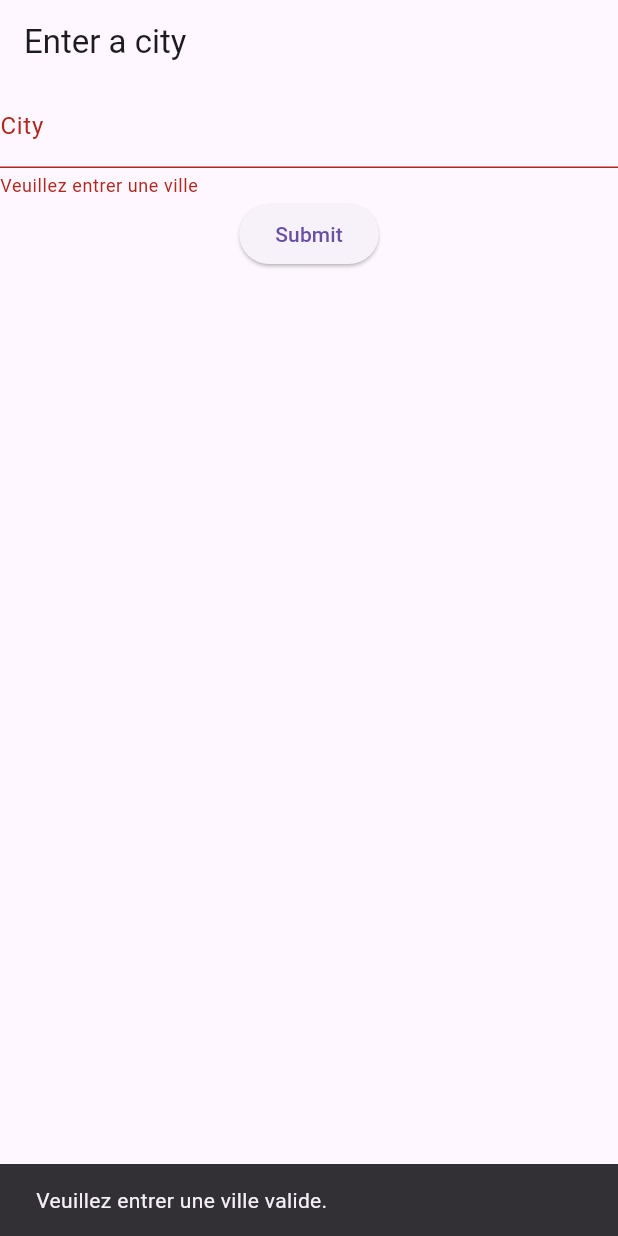
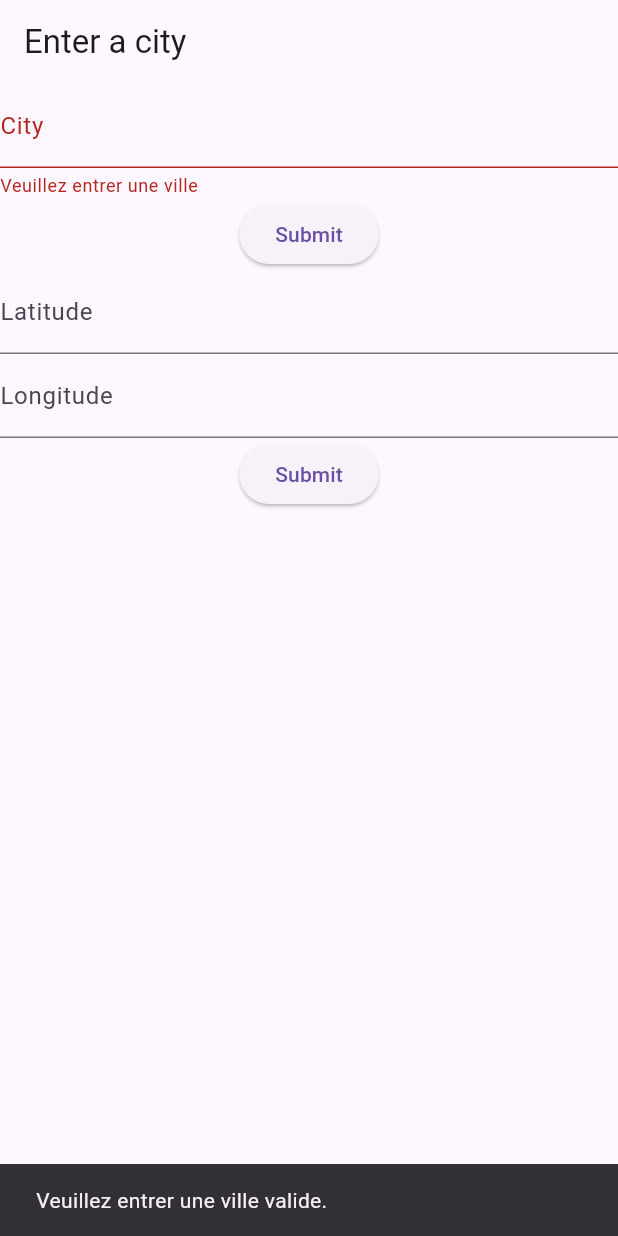
Before and after one commit to JulienJes/meteo, a Flutter app: the screen it shows after launch, after a tap on "Submit", on a phone screen of 412 x 824 dp. Run offline on Flutter 3.47's test engine with Material 3 defaults, Android fonts, the phone set to English and light mode, and no system bars; our stand-ins replace dio, flutter_dotenv, flutter_map, latlong2.

Commit message:
bycoord ok

```diff
--- a/lib/city_form.dart
+++ b/lib/city_form.dart
@@ -12,17 +12,29 @@ class CityForm extends StatefulWidget {
 }
 
 class _CityFormState extends State<CityForm> {
-  final TextEditingController _controller = TextEditingController();
-  final _formKey = GlobalKey<FormState>();
+  final TextEditingController _controllerName = TextEditingController();
+  final TextEditingController _controllerLatitude = TextEditingController();
+  final TextEditingController _controllerLongitude = TextEditingController();
+  final _formKeyName = GlobalKey<FormState>();
+  final _formKeyCoordinates = GlobalKey<FormState>();
   Future<Map<String, dynamic>>? _future;
 
-  Future<Map<String, dynamic>> _getCityWeather(String city) async {
+  Future<Map<String, dynamic>> _getCityWeatherByName(String city) async {
     var responseCity = await fetchCity(city);
     var responseWeather =
         await fetchWeather(responseCity.latitude, responseCity.longitude);
 
     return {
       'cityData': responseCity,
+      'weatherData': responseWeather,
+    };
+  }
+
+  Future<Map<String, dynamic>> _getCityWeatherByCoordinates(
+      double latitude, double longitude) async {
+    var responseWeather = await fetchWeather(latitude, longitude);
+
+    return {
       'weatherData': responseWeather,
     };
   }
@@ -37,11 +49,11 @@ class _CityFormState extends State<CityForm> {
         mainAxisAlignment: MainAxisAlignment.center,
         children: <Widget>[
           Form(
-            key: _formKey,
+            key: _formKeyName,
             child: Column(
               children: <Widget>[
                 TextFormField(
-                  controller: _controller,
+                  controller: _controllerName,
                   decoration: const InputDecoration(labelText: 'City'),
                   validator: (value) {
                     if (value == null || value.isEmpty) {
@@ -56,15 +68,75 @@ class _CityFormState extends State<CityForm> {
                 ),
                 ElevatedButton(
                   onPressed: () {
-                    if (_formKey.currentState != null &&
-                        _formKey.currentState!.validate()) {
+                    if (_formKeyName.currentState != null &&
+                        _formKeyName.currentState!.validate()) {
                       setState(() {
-                        _future = _getCityWeather(_controller.text);
+                        _future = _getCityWeatherByName(_controllerName.text);
                       });
                     } else {
                       ScaffoldMessenger.of(context).showSnackBar(
                         const SnackBar(
                           content: Text('Veuillez entrer une ville valide.'),
+                          duration: Duration(seconds: 4),
+                        ),
+                      );
+                    }
+                  },
+                  child: const Text('Submit'),
+                ),
+              ],
+            ),
+          ),
+          Form(
+            key: _formKeyCoordinates,
+            child: Column(
+              children: <Widget>[
+                Column(
+                  children: [
+                    TextFormField(
+                      controller: _controllerLatitude,
+                      decoration: const InputDecoration(labelText: 'Latitude'),
+                      validator: (value) {
+                        if (value == null || value.isEmpty) {
+                          return 'Veuillez entrer une coordonnée';
+                        }
+                        final regex = RegExp(r'^[0-9]+(\.[0-9]+)?$');
+                        if (!regex.hasMatch(value)) {
+                          return 'Veuillez entrer une coordonnée valide';
+                        }
+                        return null;
+                      },
+                    ),
+                    TextFormField(
+                      controller: _controllerLongitude,
+                      decoration: const InputDecoration(labelText: 'Longitude'),
+                      validator: (value) {
+                        if (value == null || value.isEmpty) {
+                          return 'Veuillez entrer une coordonnée';
+                        }
+                        final regex = RegExp(r'^[0-9]+(\.[0-9]+)?$');
+                        if (!regex.hasMatch(value)) {
+                          return 'Veuillez entrer une coordonnée valide';
+                        }
+                        return null;
+                      },
+                    ),
+                  ],
+                ),
+                ElevatedButton(
+                  onPressed: () {
+                    if (_formKeyCoordinates.currentState != null &&
+                        _formKeyCoordinates.currentState!.validate()) {
+                      setState(() {
+                        _future = _getCityWeatherByCoordinates(
+                            double.parse(_controllerLatitude.text),
+                            double.parse(_controllerLongitude.text));
+                      });
+                    } else {
+                      ScaffoldMessenger.of(context).showSnackBar(
+                        const SnackBar(
+                          content:
+                              Text('Veuillez entrer des coordonnées valides.'),
                           duration: Duration(seconds: 4),
                         ),
                       );
@@ -96,16 +168,22 @@ class _CityFormState extends State<CityForm> {
                   var weatherData = snapshot.data!['weatherData'];
                   return Column(
                     children: [
-                      Text(cityData.name),
-                      Text(cityData.country),
+                      cityData != null
+                          ? Text(cityData.name ?? "Nom indisponible")
+                          : Container(),
+                      cityData != null
+                          ? Text(cityData.country ?? "Pays indisponible")
+                          : Container(),
                       Text(weatherData.main),
                       Text(weatherData.temp.toString()),
                       const SizedBox(height: 20),
                       Expanded(
                         child: FlutterMap(
                           options: MapOptions(
-                            initialCenter:
-                                LatLng(cityData.latitude, cityData.longitude),
+                            initialCenter: cityData != null
+                                ? LatLng(cityData.latitude, cityData.longitude)
+                                : LatLng(double.parse(_controllerLatitude.text),
+                                    double.parse(_controllerLongitude.text)),
                             initialZoom: 13.0,
                           ),
                           children: [
```
